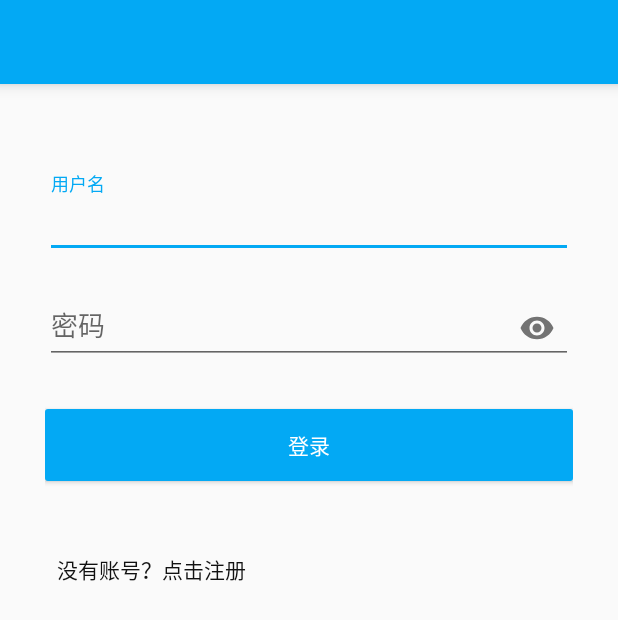
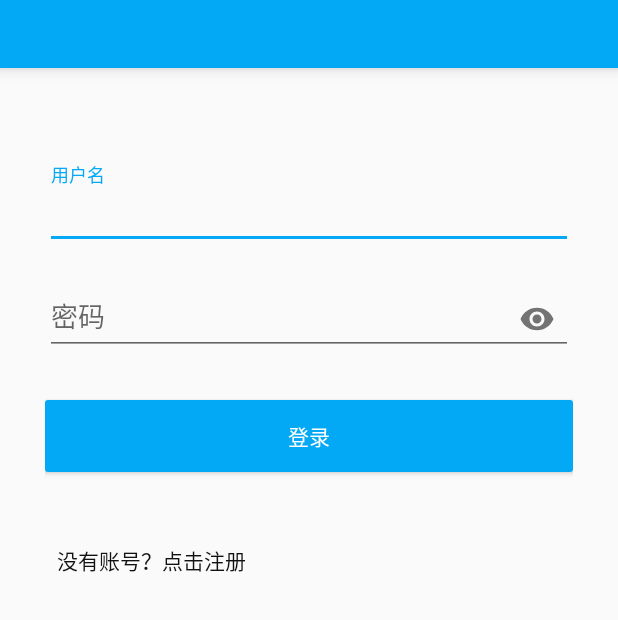
Before and after one commit to yangmingchuan/todoMaster, an Android app: the screen it shows after launch (LoginActivity), on a phone screen of 412 x 824 dp. Shown: the top 620 px of the screen. Run offline under Robolectric (Android 15) with nearby library versions, the phone set to English and light mode, and no system bars.

Commit message:
1.假期诈尸

```diff
--- a/app/src/main/res/layout/activity_login.xml
+++ b/app/src/main/res/layout/activity_login.xml
@@ -8,15 +8,15 @@
     <android.support.v7.widget.Toolbar
         android:id="@+id/toolbar"
         android:layout_width="match_parent"
-        android:layout_height="?attr/actionBarSize"
-        android:background="?attr/colorPrimary"
+        android:layout_height="@dimen/dp_45"
+        android:background="@color/theme"
         android:elevation="@dimen/dp_6"
         tools:targetApi="lollipop" />
 
     <LinearLayout
         android:layout_width="match_parent"
         android:layout_height="wrap_content"
-        android:layout_marginTop="?attr/actionBarSize"
+        android:layout_marginTop="@dimen/dp_50"
         android:orientation="vertical"
         android:padding="@dimen/dp_30"
         app:layout_constraintEnd_toEndOf="parent"
```
